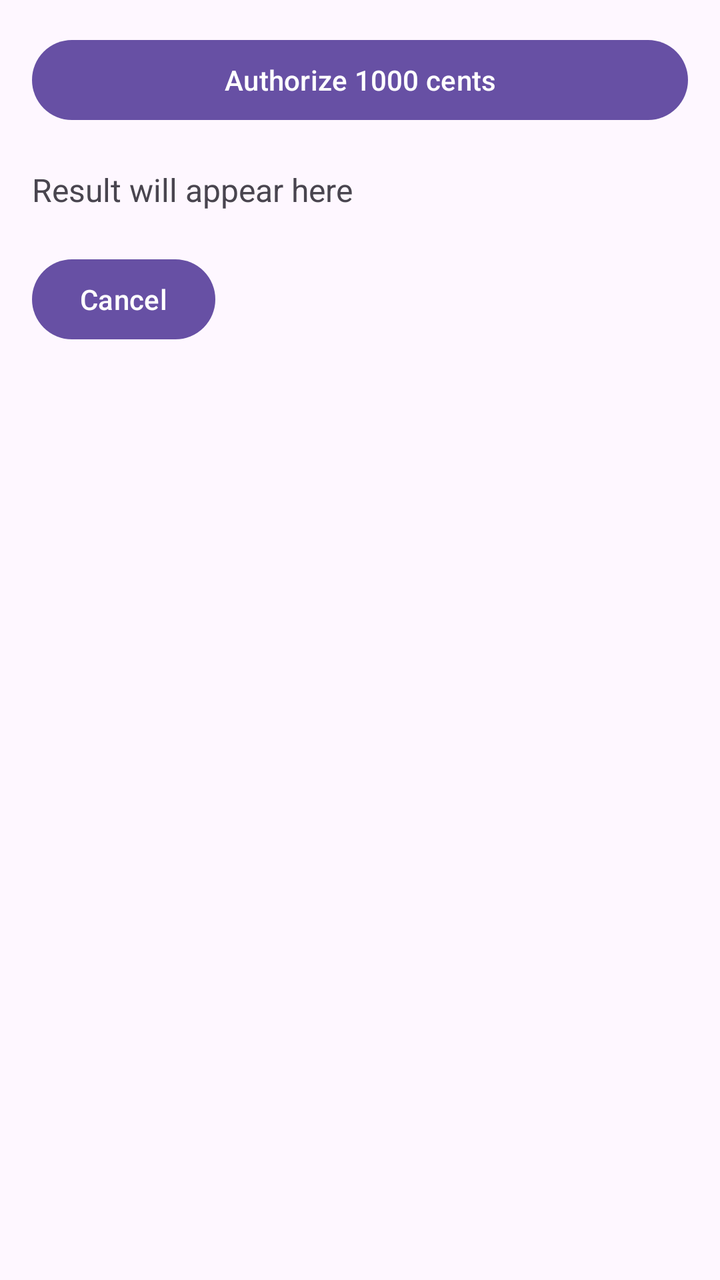
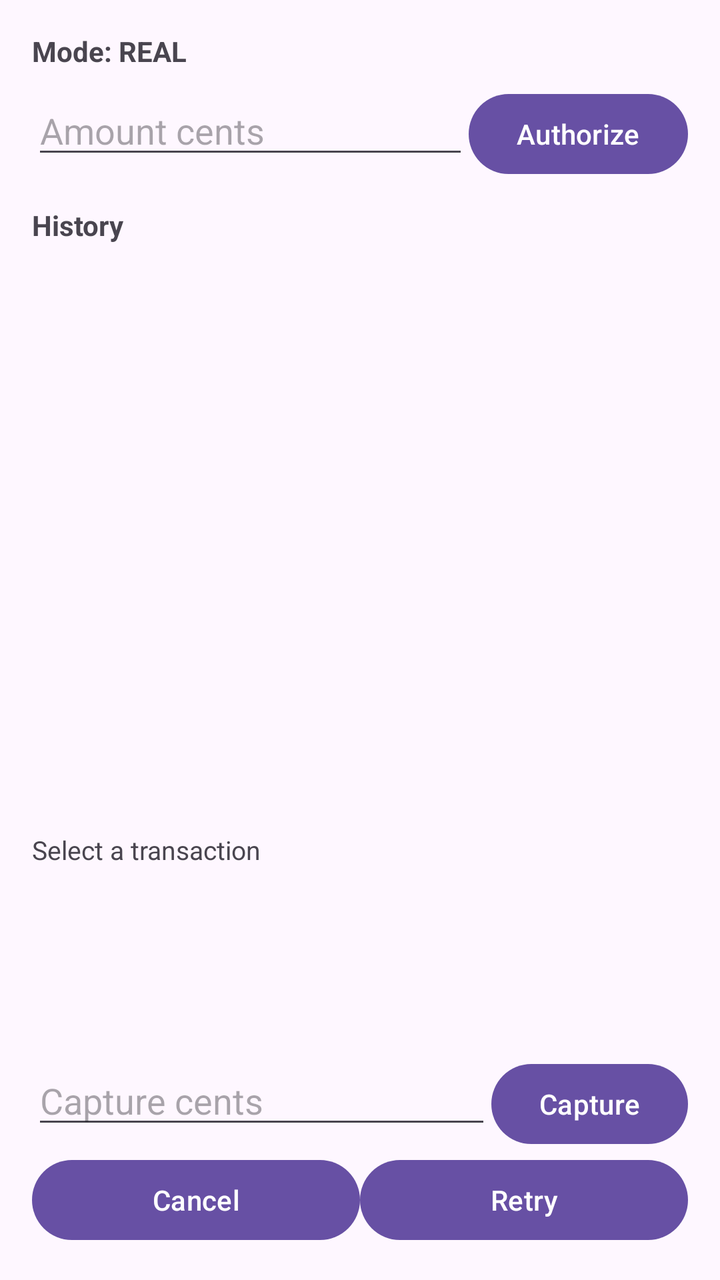

Screens rendered from an Android XML layout before and after an edit, with the pre-edit source and the edit as a unified diff.
<!-- AndroidManifest.xml: application theme Theme.PaymentOperatorApp -->
<!-- res/layout/activity_main.xml -->
<?xml version="1.0" encoding="utf-8"?>
<LinearLayout xmlns:android="http://schemas.android.com/apk/res/android"
    android:layout_width="match_parent"
    android:layout_height="match_parent"
    android:orientation="vertical"
    android:padding="16dp">

    <Button
        android:id="@+id/btnAuthorize"
        android:layout_width="match_parent"
        android:layout_height="wrap_content"
        android:text="Authorize 1000 cents" />

    <TextView
        android:id="@+id/txtResult"
        android:layout_width="match_parent"
        android:layout_height="wrap_content"
        android:text="Result will appear here"
        android:paddingTop="20dp"
        android:paddingBottom="20dp"
        android:textSize="16sp" />

    <Button
        android:id="@+id/btnCancel"
        android:layout_width="wrap_content"
        android:layout_height="wrap_content"
        android:text="Cancel"/>

</LinearLayout>
<!-- resources referenced by this layout -->
<resources>
  <style name="Theme.PaymentOperatorApp" parent="Base.Theme.PaymentOperatorApp" />
  <style name="Base.Theme.PaymentOperatorApp" parent="Theme.Material3.DayNight.NoActionBar">
          
          
      </style>
</resources>

<!-- the commit's change to res/layout/activity_main.xml (unified diff, before → after) -->
@@ -5,25 +5,100 @@
     android:orientation="vertical"
     android:padding="16dp">
 
-    <Button
-        android:id="@+id/btnAuthorize"
+    <TextView
+        android:id="@+id/txtMode"
         android:layout_width="match_parent"
         android:layout_height="wrap_content"
-        android:text="Authorize 1000 cents" />
+        android:text="Mode: REAL"
+        android:textStyle="bold" />
+
+    <LinearLayout
+        android:layout_width="match_parent"
+        android:layout_height="wrap_content"
+        android:orientation="horizontal"
+        android:paddingTop="8dp">
+
+        <EditText
+            android:id="@+id/inputAmount"
+            android:layout_width="0dp"
+            android:layout_height="wrap_content"
+            android:layout_weight="1"
+            android:hint="Amount cents"
+            android:inputType="number" />
+
+        <Button
+            android:id="@+id/btnAuthorize"
+            android:layout_width="wrap_content"
+            android:layout_height="wrap_content"
+            android:text="Authorize" />
+    </LinearLayout>
 
     <TextView
-        android:id="@+id/txtResult"
         android:layout_width="match_parent"
         android:layout_height="wrap_content"
-        android:text="Result will appear here"
-        android:paddingTop="20dp"
-        android:paddingBottom="20dp"
-        android:textSize="16sp" />
+        android:paddingTop="12dp"
+        android:text="History"
+        android:textStyle="bold" />
 
-    <Button
-        android:id="@+id/btnCancel"
-        android:layout_width="wrap_content"
+    <ScrollView
+        android:layout_width="match_parent"
+        android:layout_height="0dp"
+        android:layout_weight="1">
+
+        <LinearLayout
+            android:id="@+id/historyList"
+            android:layout_width="match_parent"
+            android:layout_height="wrap_content"
+            android:orientation="vertical" />
+    </ScrollView>
+
+    <TextView
+        android:id="@+id/txtDetail"
+        android:layout_width="match_parent"
+        android:layout_height="120dp"
+        android:paddingTop="8dp"
+        android:scrollbars="vertical"
+        android:text="Select a transaction"
+        android:textSize="13sp" />
+
+    <LinearLayout
+        android:layout_width="match_parent"
         android:layout_height="wrap_content"
-        android:text="Cancel"/>
+        android:orientation="horizontal">
+
+        <EditText
+            android:id="@+id/inputCaptureAmount"
+            android:layout_width="0dp"
+            android:layout_height="wrap_content"
+            android:layout_weight="1"
+            android:hint="Capture cents"
+            android:inputType="number" />
+
+        <Button
+            android:id="@+id/btnCapture"
+            android:layout_width="wrap_content"
+            android:layout_height="wrap_content"
+            android:text="Capture" />
+    </LinearLayout>
+
+    <LinearLayout
+        android:layout_width="match_parent"
+        android:layout_height="wrap_content"
+        android:orientation="horizontal">
+
+        <Button
+            android:id="@+id/btnCancel"
+            android:layout_width="0dp"
+            android:layout_height="wrap_content"
+            android:layout_weight="1"
+            android:text="Cancel" />
+
+        <Button
+            android:id="@+id/btnRetry"
+            android:layout_width="0dp"
+            android:layout_height="wrap_content"
+            android:layout_weight="1"
+            android:text="Retry" />
+    </LinearLayout>
 
 </LinearLayout>
